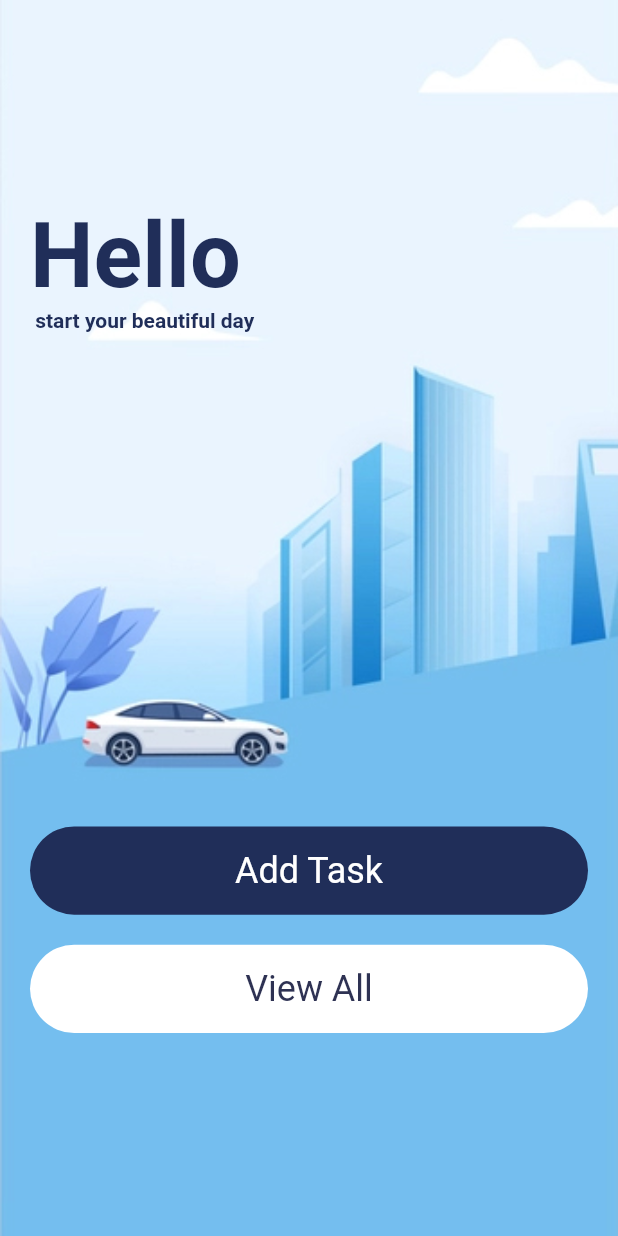
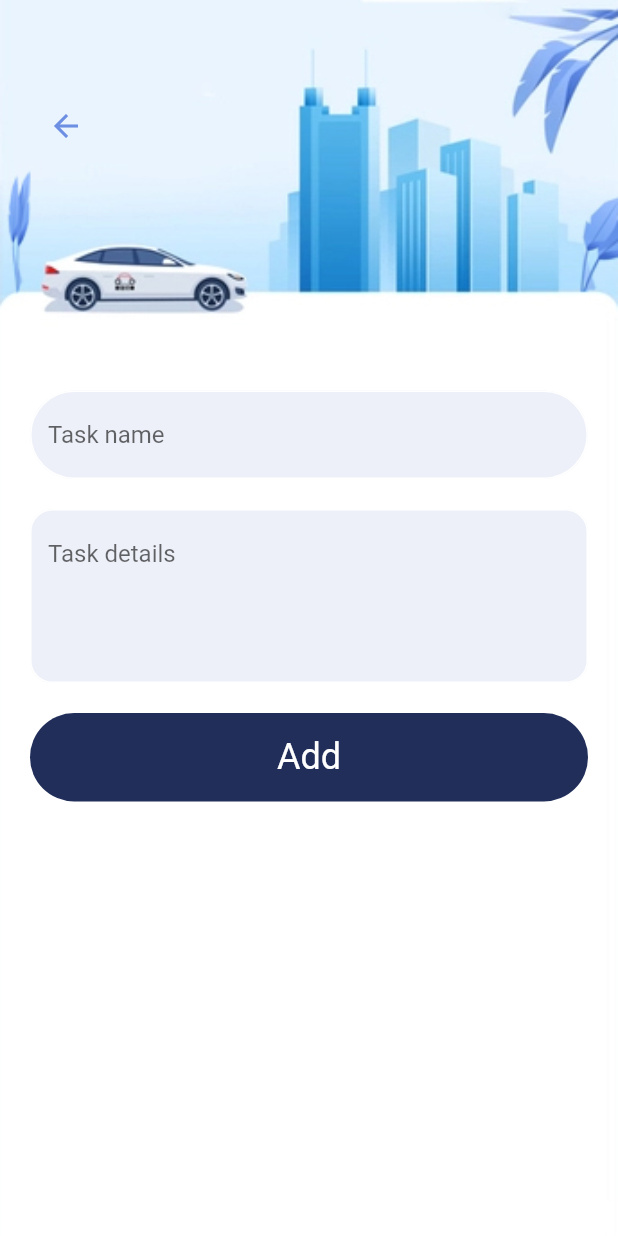
Before and after one commit to sinahosseini76/flutter-todo-task, a Flutter app: the screen it shows after launch, on a phone screen of 412 x 824 dp. Run offline on Flutter 3.47's test engine with Material 2 defaults, Android fonts, the phone set to English and light mode, and no system bars.

Commit message:
add task page

```diff
--- a/lib/main.dart
+++ b/lib/main.dart
@@ -1,4 +1,5 @@
 import 'package:flutter/material.dart';
+import 'package:flutter_golang_yt/screens/add_task.dart';
 import 'package:flutter_golang_yt/screens/home_screen.dart';
 
 void main() {
@@ -17,7 +18,7 @@ class MyApp extends StatelessWidget {
       theme: ThemeData(
         primarySwatch: Colors.blue,
       ),
-      home: const HomeScreen(),
+      home: const AddTask(),
     );
   }
 }
--- /dev/null
+++ b/lib/screens/add_task.dart
@@ -0,0 +1,60 @@
+import 'package:flutter/cupertino.dart';
+import 'package:flutter/material.dart';
+import 'package:flutter_golang_yt/colors/app_colors.dart';
+import 'package:flutter_golang_yt/widgets/textfiled_widget.dart';
+
+import '../widgets/button_widget.dart';
+
+class AddTask extends StatelessWidget {
+  const AddTask({Key? key}) : super(key: key);
+
+  @override
+  Widget build(BuildContext context) {
+    TextEditingController nameController = TextEditingController();
+    TextEditingController detailController = TextEditingController();
+    return Scaffold(
+      body: Container(
+        height: double.maxFinite,
+        width: double.maxFinite,
+        padding: const EdgeInsets.only(left: 20, right: 20),
+        decoration:const BoxDecoration(
+          image: DecorationImage(
+            fit: BoxFit.cover,
+            image: AssetImage(
+              "assets/addtask1.jpg"
+            )
+          )
+        ),
+        child: Column(
+          crossAxisAlignment: CrossAxisAlignment.start,
+          mainAxisAlignment: MainAxisAlignment.spaceBetween,
+          children: [
+            Column(
+              children: [
+                SizedBox(height: 60,),
+                IconButton(onPressed: (){},
+                  icon: Icon(Icons.arrow_back),
+                  color: AppColors.secondaryColor,
+                ),
+              ],
+            ),
+            Column(
+              children: [
+                TextFieldWidget(textController: nameController, hintText: "Task name"),
+                const SizedBox(height: 20,),
+                TextFieldWidget(textController: detailController, hintText: "Task details", borderRadius: 15, maxLine: 4,),
+                const SizedBox(height: 20,),
+                ButtonWidget(
+                    backgroundColor: AppColors.mainColor,
+                    text: "Add",
+                    textColor: Colors.white
+                ),
+              ],
+            ),
+            SizedBox(height: MediaQuery.of(context).size.height/6,),
+          ],
+        ),
+      ),
+    );
+  }
+}
--- /dev/null
+++ b/lib/widgets/textfiled_widget.dart
@@ -0,0 +1,44 @@
+import 'package:flutter/cupertino.dart';
+import 'package:flutter/material.dart';
+
+import '../colors/app_colors.dart';
+
+class TextFieldWidget extends StatelessWidget {
+  final TextEditingController textController;
+  final String hintText;
+  final double? borderRadius;
+  final int? maxLine;
+  const TextFieldWidget({Key? key,
+    required this.textController,
+    required this.hintText,
+    this.borderRadius = 30,
+    this.maxLine = 1
+  }) : super(key: key);
+
+  @override
+  Widget build(BuildContext context) {
+    return TextField(
+      maxLines: maxLine,
+      controller: textController,
+      decoration: InputDecoration(
+        filled: true,
+        fillColor: AppColors.textHolder,
+        hintText: hintText,
+        focusedBorder: OutlineInputBorder(
+            borderRadius: BorderRadius.circular(borderRadius!),
+            borderSide: const BorderSide(
+              color: Colors.white,
+              width: 1,
+            )
+        ),
+        enabledBorder: OutlineInputBorder(
+          borderRadius: BorderRadius.circular(borderRadius!),
+          borderSide: const BorderSide(
+            color: Colors.white,
+            width: 1,
+          ),
+        ),
+      ),
+    );
+  }
+}
```
